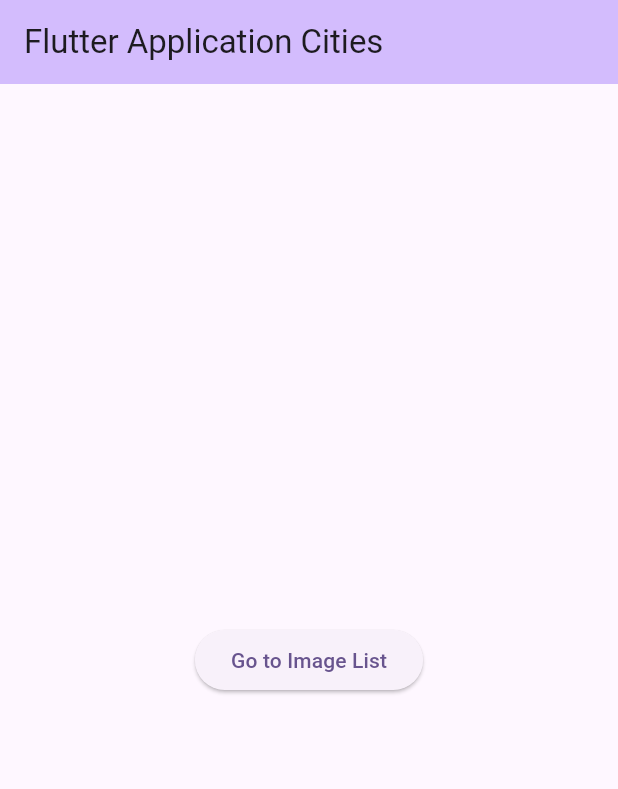
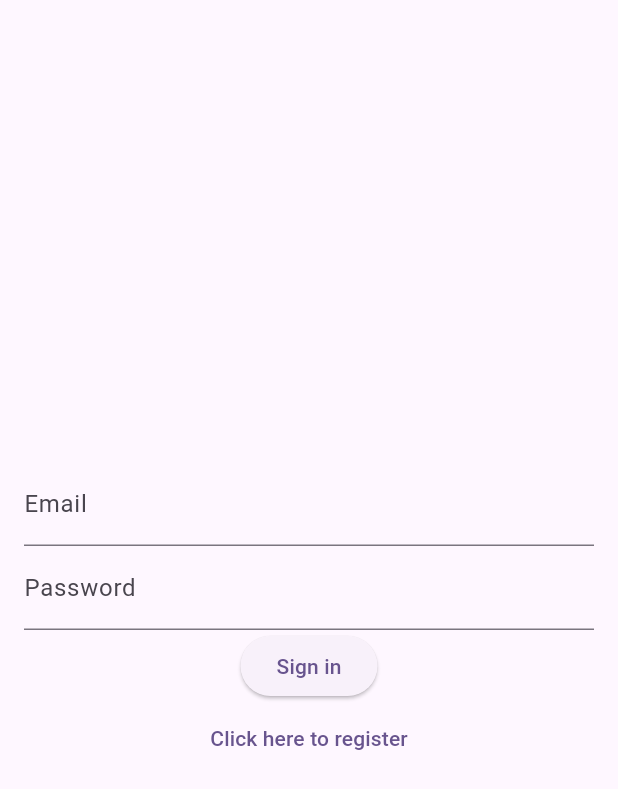
Before and after one commit to ibrahimaberete/projet-web-avril, a Flutter app: the screen it shows after launch, on a phone screen of 412 x 824 dp. Shown: the top 789 px of the screen. Run offline on Flutter 3.47's test engine with Material 3 defaults, Android fonts, the phone set to English and light mode, and no system bars; our stand-ins replace cloud_firestore, firebase_auth, firebase_core; missing offline and left inert: flutter_downloader; accounts and stored records are empty.

Commit message:
add login register

```diff
--- /dev/null
+++ b/flutter_firebase_app/lib/LoginPage.dart
@@ -0,0 +1,88 @@
+import 'package:flutter/material.dart';
+import 'package:firebase_auth/firebase_auth.dart';
+import 'package:flutter_firebase_app/RegisterPage.dart';
+
+class LoginPage extends StatefulWidget {
+  const LoginPage({super.key});
+
+  @override
+  _LoginPageState createState() => _LoginPageState();
+}
+
+class _LoginPageState extends State<LoginPage> {
+  final _emailController = TextEditingController();
+  final _passwordController = TextEditingController();
+
+  @override
+  Widget build(BuildContext context) {
+    return Scaffold(
+      body: Center(
+        child: Padding(
+          padding: const EdgeInsets.all(16.0),
+          child: Column(
+            mainAxisAlignment: MainAxisAlignment.center,
+            children: <Widget>[
+              TextField(
+                controller: _emailController,
+                decoration: const InputDecoration(
+                  labelText: 'Email',
+                ),
+              ),
+              TextField(
+                controller: _passwordController,
+                decoration: const InputDecoration(
+                  labelText: 'Password',
+                ),
+                obscureText: true,
+              ),
+              ElevatedButton(
+                child: const Text('Sign in'),
+                onPressed: () async {
+                  try {
+                    await FirebaseAuth.instance.signInWithEmailAndPassword(
+                      email: _emailController.text,
+                      password: _passwordController.text,
+                    );
+                  } on FirebaseAuthException catch (e) {
+                    String message;
+                    switch (e.code) {
+
+                      case 'invalid-email':
+                        message = 'The email address is not valid.';
+                        break;
+                      case 'user-disabled':
+                        message = 'The user account has been disabled.';
+                        break;
+                      case 'user-not-found':
+                        message = 'No user found for the provided email.';
+                        break;
+                      case 'wrong-password':
+                        message = 'The password is not correct.';
+                        break;
+                      default:
+                        message = 'An unknown error occurred.';
+                        break;
+                    }
+                    print(message);
+                    ScaffoldMessenger.of(context).showSnackBar(
+                      SnackBar(content: Text(message), backgroundColor: Colors.red),
+                    );
+                  }
+                },
+              ),
+              TextButton(
+                child: const Text('Click here to register'),
+                onPressed: () {
+                  Navigator.push(
+                    context,
+                    MaterialPageRoute(builder: (context) => const RegisterPage()),
+                  );
+                },
+              ),
+            ],
+          ),
+        ),
+      ),
+    );
+  }
+}
--- a/flutter_firebase_app/lib/main.dart
+++ b/flutter_firebase_app/lib/main.dart
@@ -1,7 +1,10 @@
+import 'package:firebase_auth/firebase_auth.dart';
 import 'package:firebase_core/firebase_core.dart';
 import 'package:flutter/material.dart';
-import 'package:flutter_firebase_app/ImageListPage.dart';
+
 import 'package:flutter_downloader/flutter_downloader.dart';
+import 'package:flutter_firebase_app/HomePage.dart';
+import 'package:flutter_firebase_app/LoginPage.dart';
 import 'firebase_options.dart';
 
 void main() async {
@@ -27,43 +30,14 @@
         colorScheme: ColorScheme.fromSeed(seedColor: Colors.deepPurple),
         useMaterial3: true,
       ),
-      home: const MyHomePage(title: 'Flutter Application Cities'),
-    );
-  }
-}
-
-class MyHomePage extends StatefulWidget {
-  const MyHomePage({super.key, required this.title});
-
-  final String title;
-
-  @override
-  State<MyHomePage> createState() => _MyHomePageState();
-}
-
-class _MyHomePageState extends State<MyHomePage> {
-  @override
-  Widget build(BuildContext context) {
-    return Scaffold(
-      appBar: AppBar(
-        backgroundColor: Theme.of(context).colorScheme.inversePrimary,
-        title: Text(widget.title),
-      ),
-      body: Center(
-        child: Column(
-          mainAxisAlignment: MainAxisAlignment.center,
-          children: <Widget>[
-            ElevatedButton(
-              child: const Text('Go to Image List'),
-              onPressed: () {
-                Navigator.push(
-                  context,
-                  MaterialPageRoute(builder: (context) => ImageListPage()),
-                );
-              },
-            ),
-          ],
-        ),
+      home: StreamBuilder<User?>(
+        stream: FirebaseAuth.instance.authStateChanges(),
+        builder: (BuildContext context, AsyncSnapshot<User?> snapshot) {
+          if (snapshot.hasData) {
+            return const MyHomePage(title: 'Flutter Application Cities');
+          }
+          return const LoginPage();
+        },
       ),
     );
   }
--- a/flutter_firebase_app/pubspec.yaml
+++ b/flutter_firebase_app/pubspec.yaml
@@ -34,6 +34,8 @@
   cloud_firestore: ^4.16.0
   flutter_downloader: ^1.11.6
   path_provider: ^2.1.2
+  firebase_auth: ^4.19.0
+  google_sign_in: "^6.2.1"
 
   # The following adds the Cupertino Icons font to your application.
   # Use with the CupertinoIcons class for iOS style icons.
```
Also changed, not shown: flutter_firebase_app/lib/HomePage.dart (added, +48 -0 lines), flutter_firebase_app/lib/RegisterPage.dart (added, +138 -0 lines), 3 other files.
